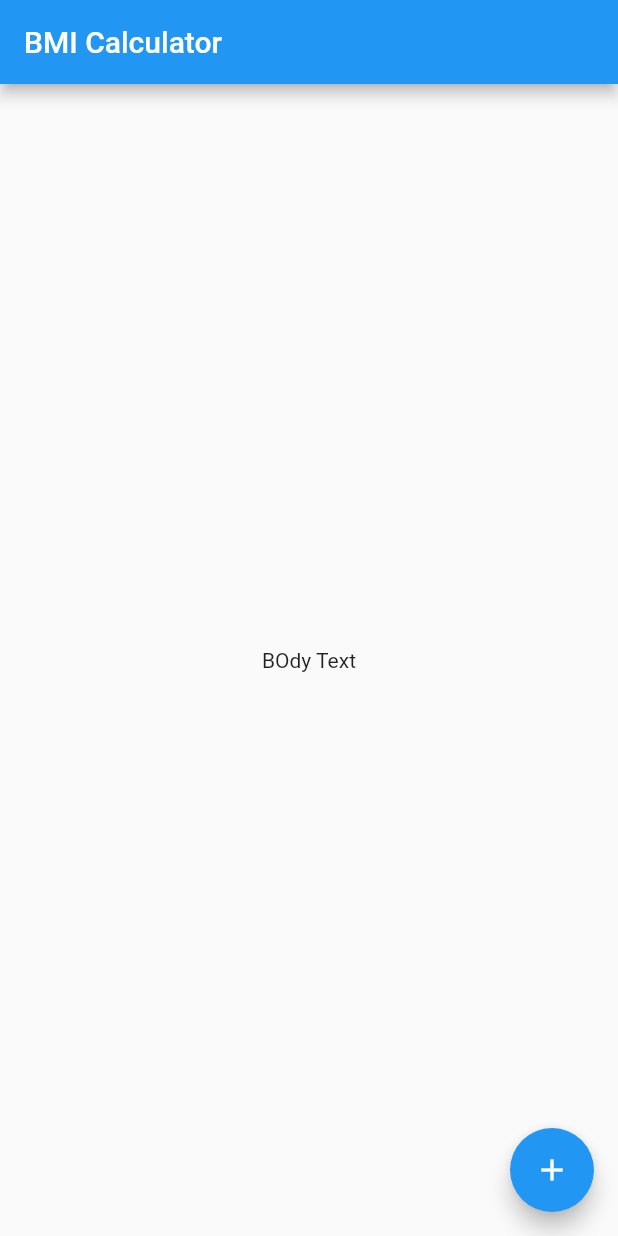
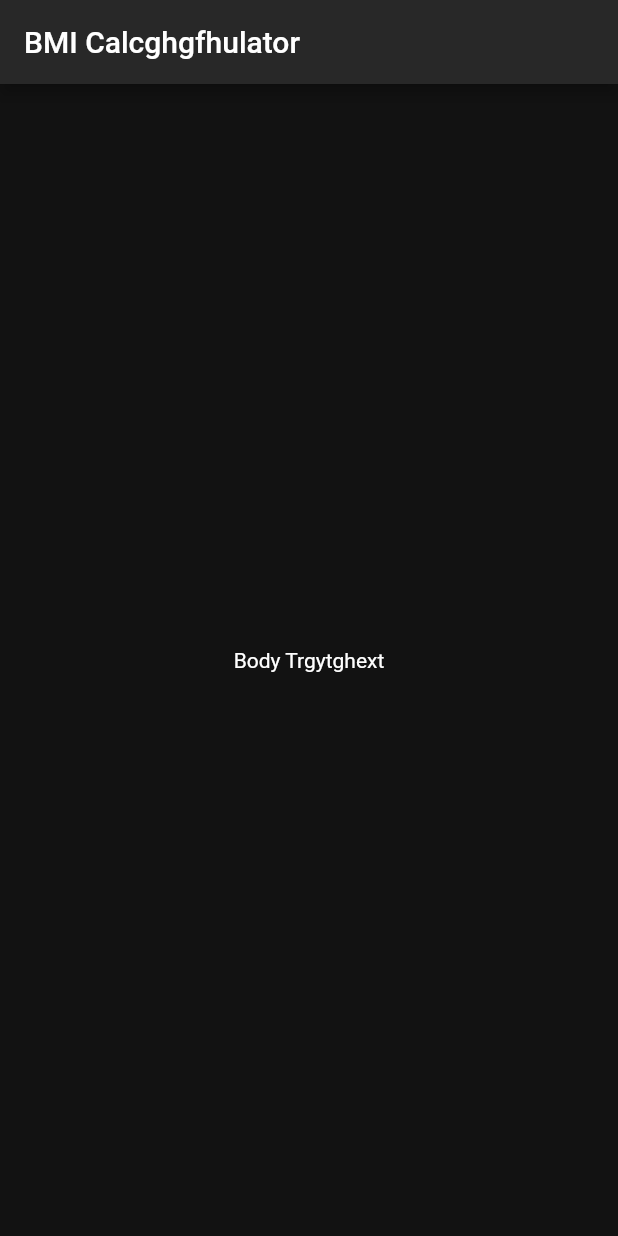
Before and after one commit to eXOffice/bmi_calculator, a Flutter app: the screen it shows after launch, on a phone screen of 412 x 824 dp. Run offline on Flutter 3.47's test engine with Material 2 defaults, Android fonts, the phone set to English and light mode, and no system bars.

Commit message:
separate app into two segment of class with diff dart file

```diff
--- /dev/null
+++ b/lib/input_page.dart
@@ -0,0 +1,27 @@
+import 'package:flutter/material.dart';
+
+
+class InputPage extends StatefulWidget {
+  const InputPage({Key? key}) : super(key: key);
+
+  @override
+  State<InputPage> createState() => _InputPageState();
+}
+
+class _InputPageState extends State<InputPage> {
+  @override
+  Widget build(BuildContext context) {
+    return Scaffold(
+      //backgroundColor: Colors.green,
+      appBar: AppBar (
+        //backgroundColor: Color(0xFF880183),
+        title: const Text(
+            'BMI Calcghgfhulator'
+        ),
+      ),
+      body: const Center(
+        child: Text('Body Trgytghext'),
+      ),
+    );
+  }
+}
--- a/lib/main.dart
+++ b/lib/main.dart
@@ -1,4 +1,5 @@
 import 'package:flutter/material.dart';
+import 'input_page.dart';
 
 void main() {
   runApp(const BMICalculator());
@@ -9,36 +10,14 @@ class BMICalculator extends StatelessWidget {
 
   @override
   Widget build(BuildContext context) {
-    return MaterialApp(
+    return  MaterialApp(
+      // theme: ThemeData(
+      //   scaffoldBackgroundColor: Colors.yellow,
+        //accentColor: Colors.white,
+      // ),
+      //theme: ThemeData.dark().copyWith(),
+      theme: ThemeData.from(colorScheme: ColorScheme.dark()),// theme data=> THemeData.dark() wont work in M3
       home: InputPage(),
     );
   }
 }
-
-
-class InputPage extends StatefulWidget {
-  const InputPage({Key? key}) : super(key: key);
-
-  @override
-  State<InputPage> createState() => _InputPageState();
-}
-
-class _InputPageState extends State<InputPage> {
-  @override
-  Widget build(BuildContext context) {
-    return Scaffold(
-      appBar: AppBar (
-        title: Text(
-            'BMI Calculator'
-        ),
-      ),
-      body: Center(
-        child: Text('BOdy Text'),
-      ),
-      floatingActionButton: FloatingActionButton(
-        onPressed: () {  },
-        child: Icon(Icons.add),
-      ),
-    );
-  }
-}
```
